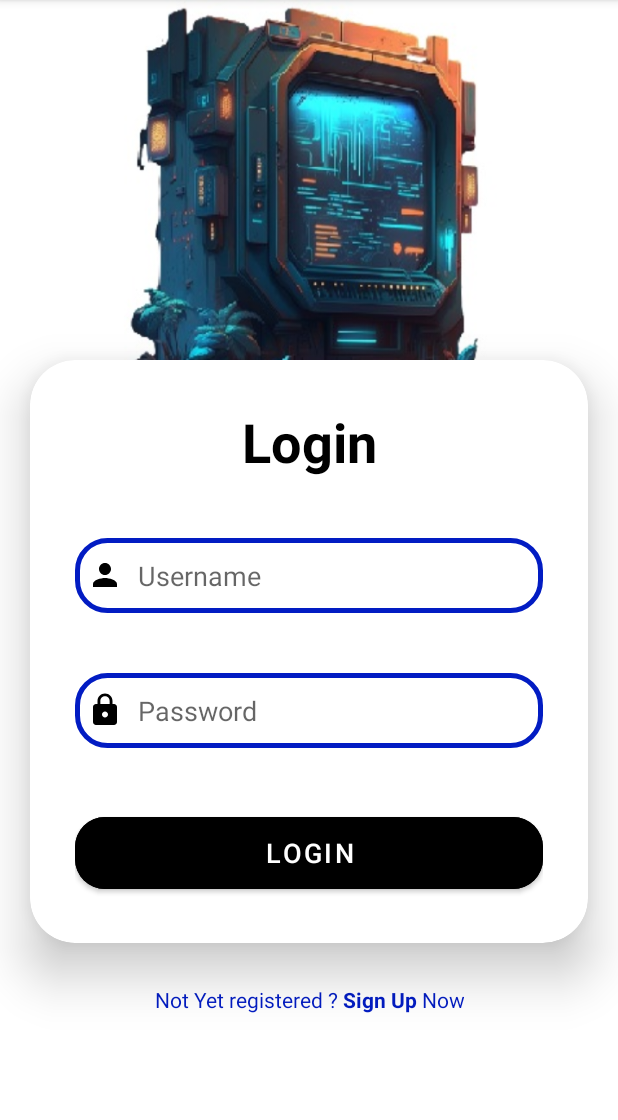
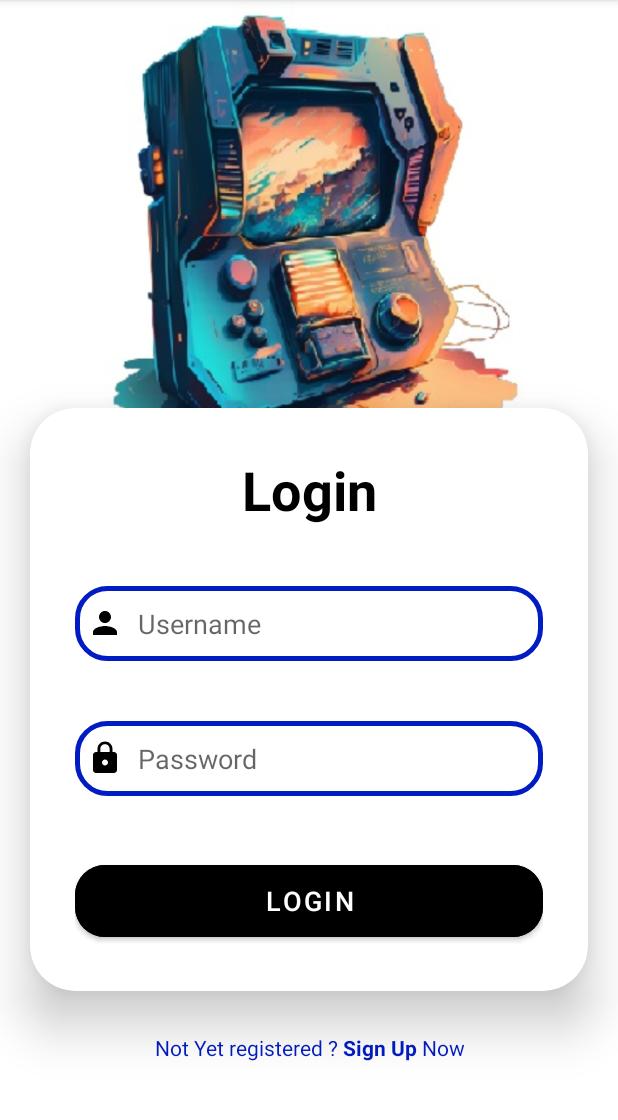
Before and after one commit to studyVersion/ChatApp_AndroidStudio_Firebase, an Android app: the screen it shows after launch (LoginActivity), on a phone screen of 412 x 824 dp, the part 84-1204 px from its top. Run offline under Robolectric (Android 15) with nearby library versions, the phone set to English and light mode, and no system bars; our stand-ins replace Firebase (no records; nobody signed in at launch, a user with empty details on screens opened directly).

Commit message:
login layout scroll deleted for now!

```diff
--- a/app/src/main/java/com/example/SwissCaps/activities/MainActivity.java
+++ b/app/src/main/java/com/example/SwissCaps/activities/MainActivity.java
@@ -84,8 +84,7 @@ public class MainActivity extends AppCompatActivity {
     }
 
     private void setupViewPager(ViewPager2 viewPager) {
-        fireAuth = FirebaseAuth.getInstance();
-        firebaseUser = fireAuth.getCurrentUser();
+
         tabLayout = findViewById(R.id.tabs);
         final ViewPagerAdapter adapter = new ViewPagerAdapter(this);
 
@@ -103,6 +102,9 @@ public class MainActivity extends AppCompatActivity {
 
 
     public void setFragements(ViewPagerAdapter adapter) {
+        if (firebaseUser == null) {
+            startActivity(new Intent(MainActivity.this, LoginActivity.class));
+        } else {
             DatabaseReference userRef = FirebaseDatabase.getInstance().getReference("users").child(firebaseUser.getUid());
             userRef.child("userType").addValueEventListener(new ValueEventListener() {
                 @Override
@@ -122,6 +124,7 @@ public class MainActivity extends AppCompatActivity {
                     // handle the error
                 }
             });
+        }
     }
 
     public void setMapsFragement(ViewPagerAdapter adapter) {
--- a/app/src/main/res/layout/activity_login.xml
+++ b/app/src/main/res/layout/activity_login.xml
@@ -1,17 +1,14 @@
 <?xml version="1.0" encoding="utf-8"?>
-<ScrollView xmlns:android="http://schemas.android.com/apk/res/android"
+<LinearLayout xmlns:android="http://schemas.android.com/apk/res/android"
     xmlns:app="http://schemas.android.com/apk/res-auto"
     xmlns:tools="http://schemas.android.com/tools"
     android:layout_width="match_parent"
     android:layout_height="match_parent"
-    android:background="@drawable/background2"
+    android:orientation="vertical"
+    android:gravity="center"
+    android:background="@drawable/background"
     tools:context=".activities.RegisterActivity">
 
-    <LinearLayout
-        android:layout_width="match_parent"
-        android:layout_height="wrap_content"
-        android:orientation="vertical"
-        android:gravity="center">
 
     <androidx.cardview.widget.CardView
 
@@ -95,4 +92,3 @@
         android:layout_marginBottom="20dp"
         android:clickable="true"/>
 </LinearLayout>
-</ScrollView>
--- a/app/src/main/res/layout/profile_fragement.xml
+++ b/app/src/main/res/layout/profile_fragement.xml
@@ -33,7 +33,8 @@
         app:layout_constraintEnd_toEndOf="parent"
         app:layout_constraintStart_toStartOf="parent"
         app:layout_constraintTop_toTopOf="@+id/profile_image"
-        app:srcCompat="@drawable/ic_camera" />
+        app:srcCompat="@drawable/ic_camera"
+        tools:ignore="SpeakableTextPresentCheck,SpeakableTextPresentCheck" />
 
     <EditText
         android:id="@+id/nombre"
```
Also changed, not shown: app/src/main/res/layout/activity_register.xml (+3 -8 lines). Lines whose indentation alone changed are shown as unchanged.
